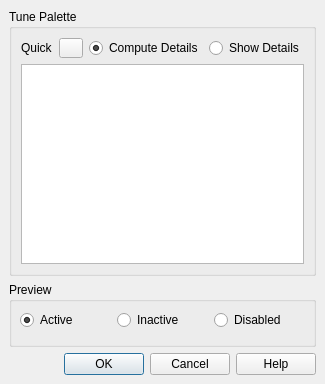
Old version of the form tools/designer/src/components/propertyeditor/paletteeditor.ui in the repository arnt/qt-history2.
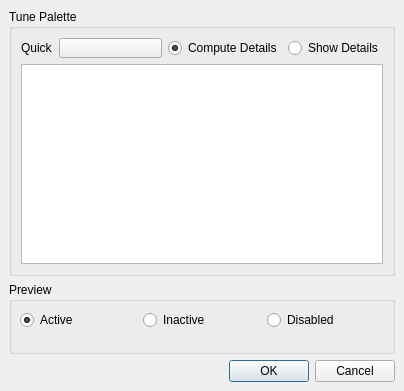
New version of the form. Custom widgets are drawn as their Qt base class.

Commit message:
p4i integration Integrate 225583 from 4.2 to main: Fixes:    no help!
[git-p4: depot-paths = "//depot/qt/main/": change = 225584]

Patch:
```diff
--- a/tools/designer/src/components/propertyeditor/paletteeditor.ui
+++ b/tools/designer/src/components/propertyeditor/paletteeditor.ui
@@ -17,8 +17,8 @@
    <rect>
     <x>0</x>
     <y>0</y>
-    <width>323</width>
-    <height>347</height>
+    <width>404</width>
+    <height>391</height>
    </rect>
   </property>
   <property name="sizePolicy" >
@@ -180,7 +180,7 @@
       <enum>Qt::Horizontal</enum>
      </property>
      <property name="standardButtons" >
-      <set>QDialogButtonBox::Cancel|QDialogButtonBox::Help|QDialogButtonBox::NoButton|QDialogButtonBox::Ok</set>
+      <set>QDialogButtonBox::Cancel|QDialogButtonBox::NoButton|QDialogButtonBox::Ok</set>
      </property>
     </widget>
    </item>
```
